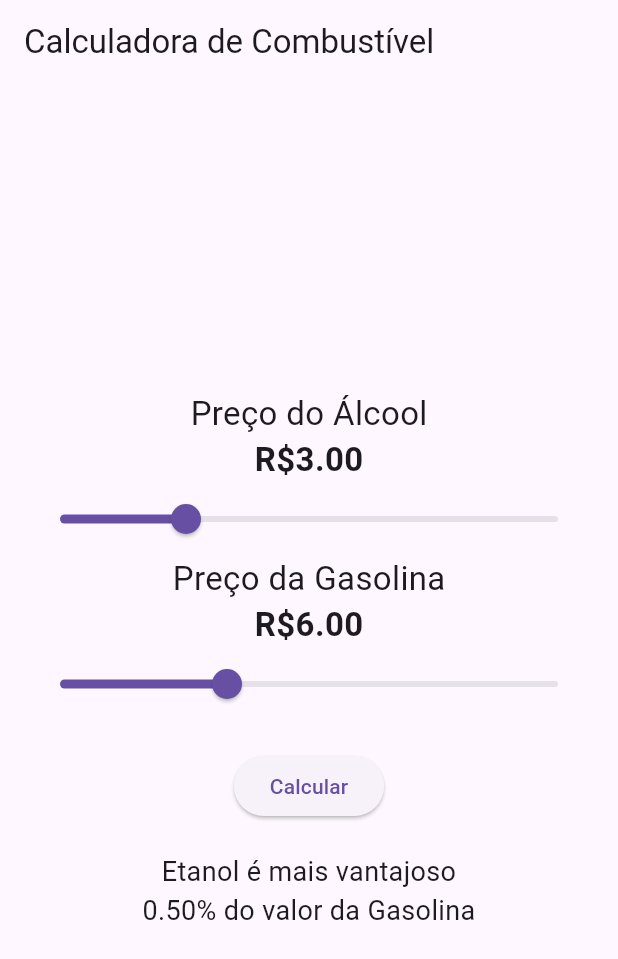
After one commit to leozero3/utilitarios, a Flutter app: the FuelScreen screen opened by its route, after a tap on "Calcular", on a phone screen of 412 x 824 dp. The commit adds this screen. Shown: the top 959 px of the screen. Run offline on Flutter 3.47's test engine with Material 3 defaults, Android fonts, the phone set to English and light mode, and no system bars; our stand-ins replace bloc, equatable, flutter_bloc, geolocator, get_it, go_router and 2 more; accounts and stored records are empty.

Commit message:
fuel v1.0

```diff
--- a/lib/core/routes.dart
+++ b/lib/core/routes.dart
@@ -1,4 +1,5 @@
 import 'package:go_router/go_router.dart';
+import 'package:utilitarios/modules/fuel/view/fuel_screen.dart';
 import 'package:utilitarios/modules/weather/screen/weather_screen.dart';
 import 'package:utilitarios/modules/calculadora/calculadora_screen.dart';
 import 'package:utilitarios/modules/imc/view/imc_screen.dart';
@@ -22,4 +23,8 @@ final List<GoRoute> appRoutes = [
     path: '/calculadora-imc',
     builder: (context, state) => const ImcScreen(),
   ),
+  GoRoute(
+    path: '/combustivel',
+    builder: (context, state) => const FuelScreen(),
+  ),
 ];
--- a/lib/modules/fuel/cubit/fuel_cubit.dart
+++ b/lib/modules/fuel/cubit/fuel_cubit.dart
@@ -4,9 +4,29 @@ import 'package:equatable/equatable.dart';
 part 'fuel_state.dart';
 
 class FuelCubit extends Cubit<FuelState> {
-  FuelCubit() : super(FuelInitial());
+  FuelCubit() : super(const FuelLoaded(alcoholPrice: 3.0, gasolinePrice: 6.0));
 
-  void updateAlcoolPrice(double price) {
-    emit(state.c());
+  void updatePrices(double alcoholPrice, double gasolinePrice) {
+    if (state is FuelLoaded) {
+      final updatedState = (state as FuelLoaded).copyWith(
+        alcoholPrice: alcoholPrice,
+        gasolinePrice: gasolinePrice,
+        isCalculationDone: false, // Indica que o cálculo não foi feito ainda
+      );
+      emit(updatedState);
+    }
+  }
+
+  void calculateFuelAdvantage() {
+    if (state is FuelLoaded) {
+      final currentState = state as FuelLoaded;
+      final ratio = currentState.alcoholPrice / currentState.gasolinePrice;
+      final isAlcoholBetter = ratio <= 0.7;
+
+      emit(currentState.copyWith(
+          result: ratio,
+          isAlcoholBetter: isAlcoholBetter,
+          isCalculationDone: true));
+    }
   }
 }
--- a/lib/modules/fuel/cubit/fuel_state.dart
+++ b/lib/modules/fuel/cubit/fuel_state.dart
@@ -7,32 +7,43 @@ sealed class FuelState extends Equatable {
   List<Object> get props => [];
 }
 
-final class FuelInitial extends FuelState {}
-
-final class FuelLoaded extends FuelState {
+class FuelLoaded extends FuelState {
   final double alcoholPrice;
   final double gasolinePrice;
   final double? result;
+  final bool? isAlcoholBetter;
+  final bool isCalculationDone;
 
   const FuelLoaded({
     required this.alcoholPrice,
     required this.gasolinePrice,
     this.result,
+    this.isAlcoholBetter,
+    this.isCalculationDone = false,
   });
 
-  // Implementação do copyWith
   FuelLoaded copyWith({
     double? alcoholPrice,
     double? gasolinePrice,
     double? result,
+    bool? isAlcoholBetter,
+    bool? isCalculationDone,
   }) {
     return FuelLoaded(
       alcoholPrice: alcoholPrice ?? this.alcoholPrice,
       gasolinePrice: gasolinePrice ?? this.gasolinePrice,
       result: result ?? this.result,
+      isAlcoholBetter: isAlcoholBetter ?? this.isAlcoholBetter,
+      isCalculationDone: isCalculationDone ?? this.isCalculationDone,
     );
   }
 
   @override
-  List<Object> get props => [alcoholPrice, gasolinePrice, result ?? 0.0];
+  List<Object> get props => [
+        alcoholPrice,
+        gasolinePrice,
+        result ?? 0.0,
+        isAlcoholBetter ?? false,
+        isCalculationDone,
+      ];
 }
--- /dev/null
+++ b/lib/modules/fuel/view/fuel_screen.dart
@@ -0,0 +1,135 @@
+import 'package:flutter/material.dart';
+import 'package:flutter_bloc/flutter_bloc.dart';
+import 'package:utilitarios/modules/fuel/cubit/fuel_cubit.dart';
+
+class FuelScreen extends StatelessWidget {
+  const FuelScreen({super.key});
+
+  @override
+  Widget build(BuildContext context) {
+    return BlocProvider(
+      create: (context) => FuelCubit(),
+      child: Scaffold(
+        appBar: AppBar(
+          title: const Text('Calculadora de Combustível'),
+        ),
+        body: Padding(
+          padding: const EdgeInsets.all(16.0),
+          child: Column(
+            mainAxisAlignment: MainAxisAlignment.center,
+            children: [
+              BlocBuilder<FuelCubit, FuelState>(
+                builder: (context, state) {
+                  if (state is FuelLoaded) {
+                    return Column(
+                      children: [
+                        // Slider para o preço do álcool
+                        Text(
+                          'Preço do Álcool',
+                          style: TextStyle(fontSize: 22),
+                        ),
+                        Text(
+                          'R\$${state.alcoholPrice.toStringAsFixed(2)}',
+                          style: TextStyle(
+                              fontSize: 22, fontWeight: FontWeight.bold),
+                        ),
+                        Slider(
+                          value: state.alcoholPrice,
+                          min: 2.0,
+                          max: 6.0,
+                          divisions: 400,
+                          label: state.alcoholPrice.toStringAsFixed(2),
+                          onChanged: (value) {
+                            context.read<FuelCubit>().updatePrices(
+                                  value,
+                                  state.gasolinePrice,
+                                );
+                          },
+                        ),
+
+                        // Slider para o preço da gasolina
+                        Text(
+                          'Preço da Gasolina',
+                          style: TextStyle(fontSize: 22),
+                        ),
+                        Text(
+                          'R\$${state.gasolinePrice.toStringAsFixed(2)}',
+                          style: TextStyle(
+                              fontSize: 22, fontWeight: FontWeight.bold),
+                        ),
+                        Slider(
+                          value: state.gasolinePrice,
+                          min: 4.0,
+                          max: 10.0,
+                          divisions: 600,
+                          label: state.gasolinePrice.toStringAsFixed(2),
+                          onChanged: (value) {
+                            context.read<FuelCubit>().updatePrices(
+                                  state.alcoholPrice,
+                                  value,
+                                );
+                          },
+                        ),
+
+                        const SizedBox(height: 20),
+
+                        // Botão de calcular
+                        ElevatedButton(
+                          onPressed: () {
+                            context.read<FuelCubit>().calculateFuelAdvantage();
+                          },
+                          child: const Text('Calcular'),
+                        ),
+
+                        const SizedBox(height: 20),
+
+                        // Exibir o resultado
+                        state.isCalculationDone
+                            ? (state.isAlcoholBetter == true
+                                ? Column(
+                                    children: [
+                                      Text(
+                                        'Etanol é mais vantajoso',
+                                        style: const TextStyle(fontSize: 18),
+                                        textAlign: TextAlign.center,
+                                      ),
+                                      Text(
+                                        '${state.result!.toStringAsFixed(2)}% do valor da Gasolina',
+                                        style: const TextStyle(fontSize: 18),
+                                        textAlign: TextAlign.center,
+                                      ),
+                                    ],
+                                  )
+                                : Column(
+                                    children: [
+                                      Text(
+                                        'Gasolina é mais vantajosa',
+                                        style: const TextStyle(fontSize: 18),
+                                        textAlign: TextAlign.center,
+                                      ),
+                                      Text(
+                                        '${state.result!.toStringAsFixed(2)}% do valor do Etanol',
+                                        style: const TextStyle(fontSize: 18),
+                                        textAlign: TextAlign.center,
+                                      ),
+                                    ],
+                                  ))
+                            : Text(
+                                'Insira os valores e calcule.',
+                                style: const TextStyle(fontSize: 18),
+                                textAlign: TextAlign.center,
+                              ),
+                      ],
+                    );
+                  } else {
+                    return const CircularProgressIndicator();
+                  }
+                },
+              ),
+            ],
+          ),
+        ),
+      ),
+    );
+  }
+}
```
